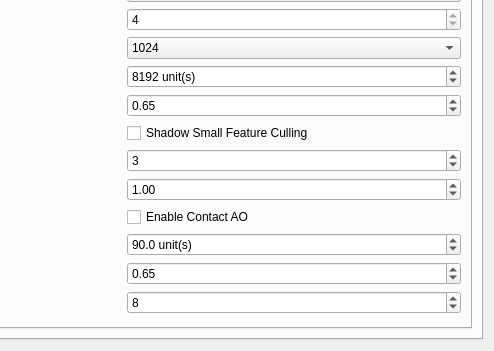
neuchatech/openmw, file apps/launcher/ui/settingspage.ui: the form before one commit; both pictures show x 247 to 741 and y 293 to 644 of the 741 by 644 pixel window.
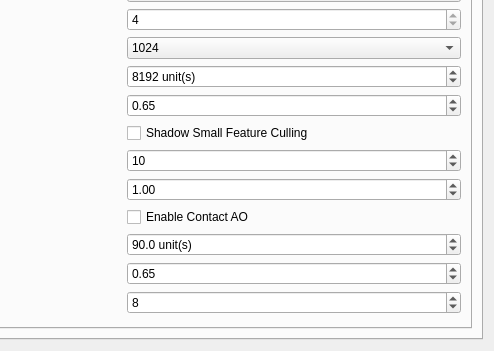
The form after the commit. The open tabs and pages were chosen to show the change.

Commit message: Tune stable CSM refresh default

Diff of the .ui file:
```diff
--- a/apps/launcher/ui/settingspage.ui
+++ b/apps/launcher/ui/settingspage.ui
@@ -1181,13 +1181,13 @@
                   <string>&lt;html&gt;&lt;head/&gt;&lt;body&gt;&lt;p&gt;Minimum number of frames between stable CSM shadow map refreshes after a cascade needs updating.&lt;/p&gt;&lt;/body&gt;&lt;/html&gt;</string>
                  </property>
                  <property name="minimum">
-                  <number>1</number>
+                  <number>6</number>
                  </property>
                  <property name="maximum">
                   <number>60</number>
                  </property>
                  <property name="value">
-                  <number>3</number>
+                  <number>10</number>
                  </property>
                 </widget>
                </item>
```
Left out of the diff: 4 changed lines with no effect on the pictures. The commit also changes 2 other files.
